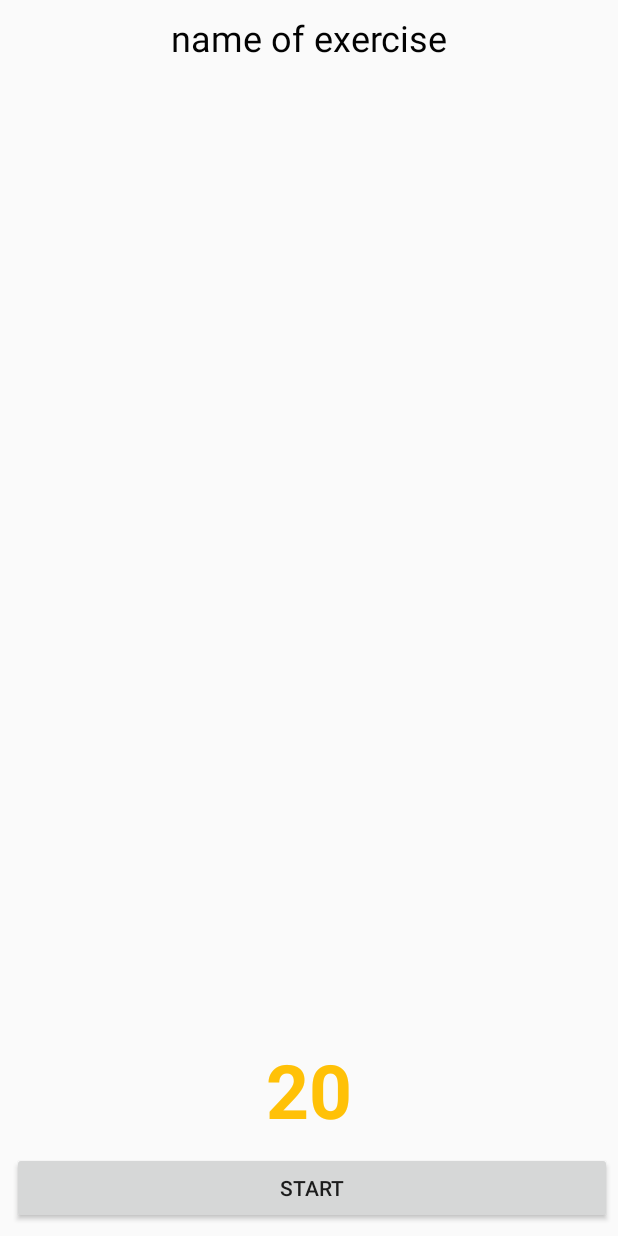
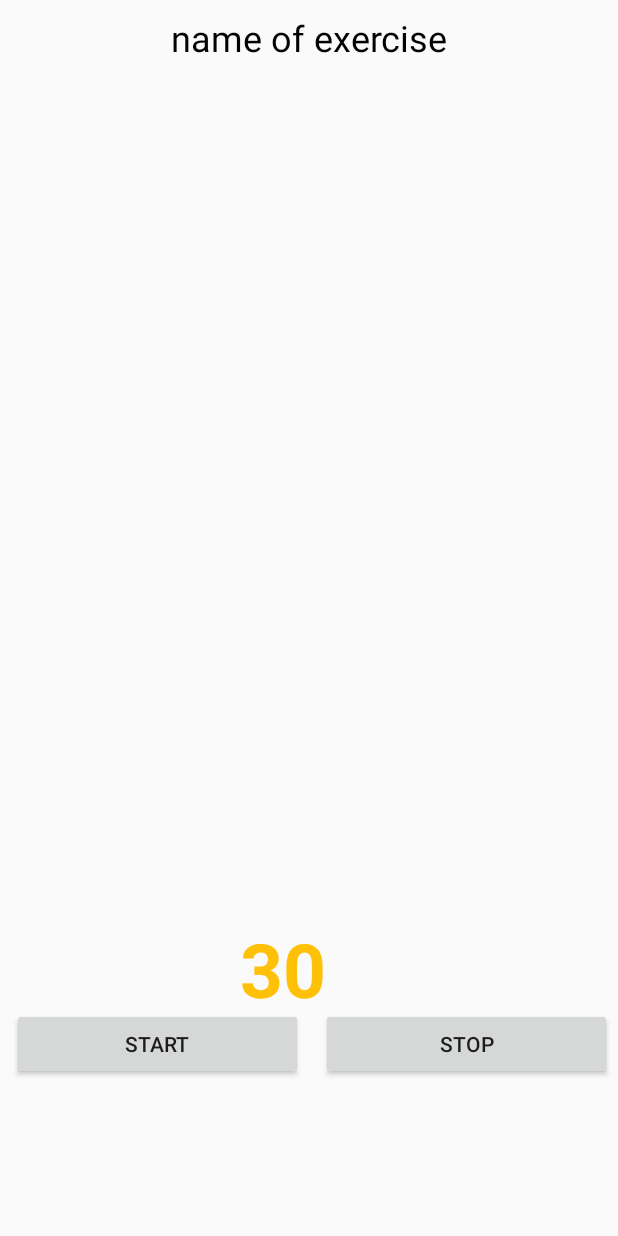
Before and after one commit to vutienviet/Fitness4, an Android app: the layout activity_ex_view.xml on its own in the app's theme, with its tools: preview values and no code run, on a phone screen of 412 x 824 dp. Run offline under Robolectric (Android 15) with nearby library versions, the phone set to English and light mode, and no system bars; network calls fail.

Commit message:
Fix packkage

```diff
--- a/app/src/main/res/layout/activity_ex_view.xml
+++ b/app/src/main/res/layout/activity_ex_view.xml
@@ -18,27 +18,53 @@
         android:layout_centerInParent="true"
         android:layout_width="300dp"
         android:layout_height="200dp" />
-    <Button
-        android:layout_alignParentBottom="true"
-        android:layout_marginTop="8dp"
-        android:layout_marginBottom="8dp"
-        android:id="@+id/btnStart"
-        android:text="Start"
-        android:layout_marginLeft="8dp"
-        android:layout_marginRight="4dp"
+
+    <LinearLayout
+        android:id="@+id/lnearlayout"
         android:layout_width="match_parent"
-        android:layout_weight="1"
         android:layout_height="wrap_content"
-        />
+        android:layout_below="@+id/detail_image"
+        android:layout_marginTop="152dp"
+        android:orientation="horizontal">
+
+        <Button
+            android:id="@+id/btnStart"
+            android:layout_width="match_parent"
+            android:layout_height="wrap_content"
+            android:layout_alignParentBottom="true"
+            android:layout_marginLeft="8dp"
+            android:layout_marginTop="8dp"
+            android:layout_marginRight="4dp"
+            android:layout_marginBottom="8dp"
+            android:layout_weight="1"
+            android:text="Start" />
+
+        <Button
+            android:id="@+id/btnStop"
+            android:layout_width="match_parent"
+            android:layout_height="wrap_content"
+            android:layout_alignParentBottom="true"
+            android:layout_marginLeft="8dp"
+            android:layout_marginTop="8dp"
+            android:layout_marginRight="4dp"
+            android:layout_marginBottom="8dp"
+            android:layout_weight="1"
+            android:text="stop" />
+    </LinearLayout>
+
+
     <TextView
         android:id="@+id/timer"
-        android:text="20"
+        android:layout_width="wrap_content"
+        android:layout_height="wrap_content"
+        android:layout_gravity="center"
+        android:layout_marginBottom="9dp"
+        android:layout_below="@+id/detail_image"
+        android:gravity="center_vertical"
+        android:layout_marginLeft="160dp"
+        android:layout_marginTop="100dp"
+        android:text="30"
         android:textColor="@color/colorPrimary"
         android:textSize="50sp"
-        android:layout_centerHorizontal="true"
-        android:gravity="center_vertical|center_horizontal"
-        android:layout_above="@+id/btnStart"
-        android:textStyle="bold"
-        android:layout_width="wrap_content"
-        android:layout_height="wrap_content" />
+        android:textStyle="bold" />
 </RelativeLayout>
```
Also changed, not shown: app/src/main/java/com/example/zeroc/fitness/ExViewActivity.java (+80 -60 lines).
